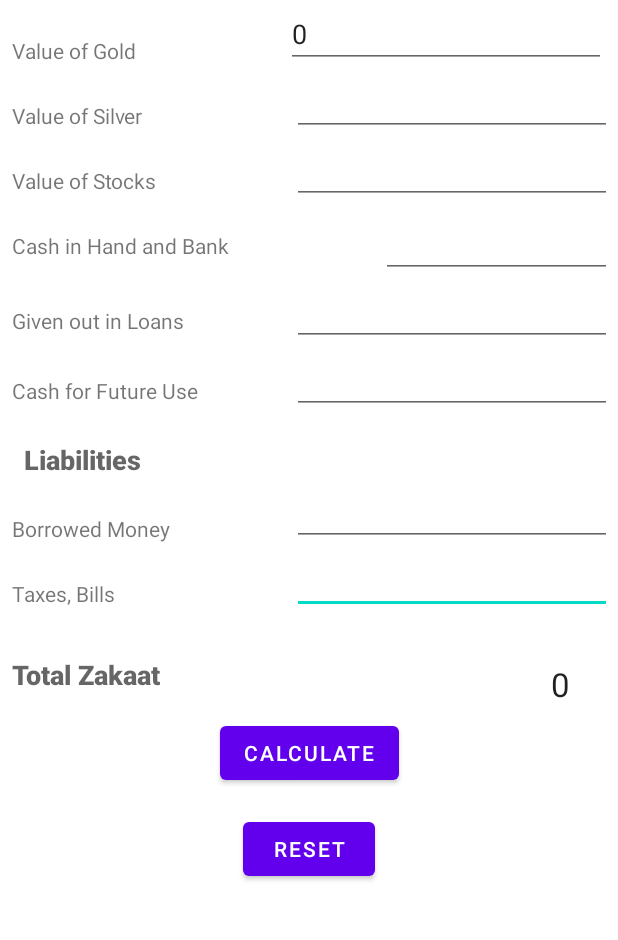
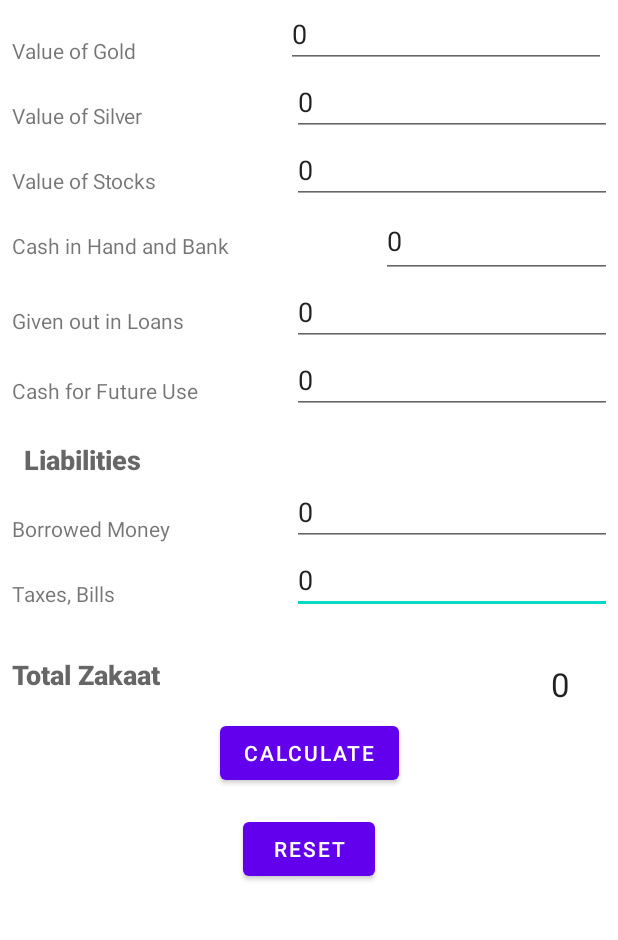
Before and after one commit to IqrarH/Zakaat_Calculator_Android, an Android app: the screen it shows after launch (MainActivity), after a tap on "RESET", on a phone screen of 412 x 824 dp, the part 140-1080 px from its top. Run offline under Robolectric (Android 15) with nearby library versions, the phone set to English and light mode, and no system bars.

```diff
--- a/app/src/main/java/com/example/zakaatcalculator/MainActivity.java
+++ b/app/src/main/java/com/example/zakaatcalculator/MainActivity.java
@@ -34,5 +34,13 @@ public class MainActivity extends AppCompatActivity {
 
     public void reset(View view) {
         et1.setText(String.valueOf(0));
+        et2.setText(String.valueOf(0));
+        et3.setText(String.valueOf(0));
+        et4.setText(String.valueOf(0));
+        et5.setText(String.valueOf(0));
+        et6.setText(String.valueOf(0));
+        et7.setText(String.valueOf(0));
+        et8.setText(String.valueOf(0));
+        resultTv.setText(String.valueOf(0));
     }
 }
```
